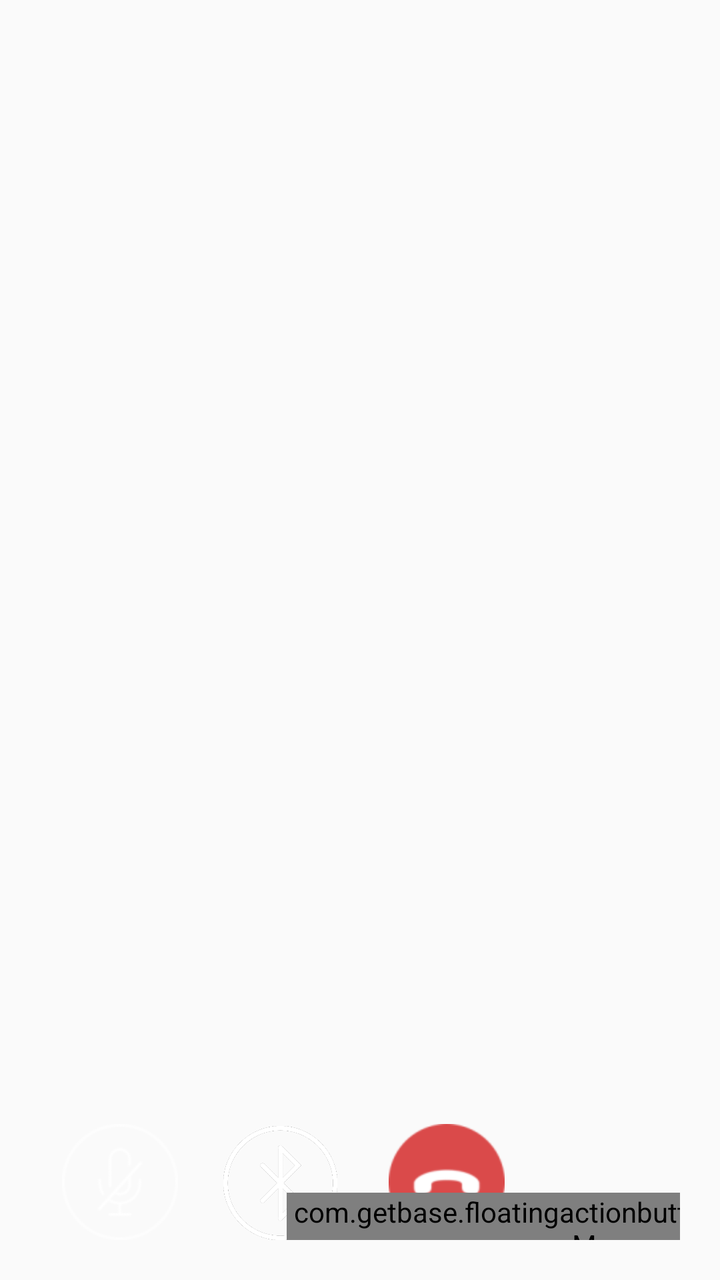
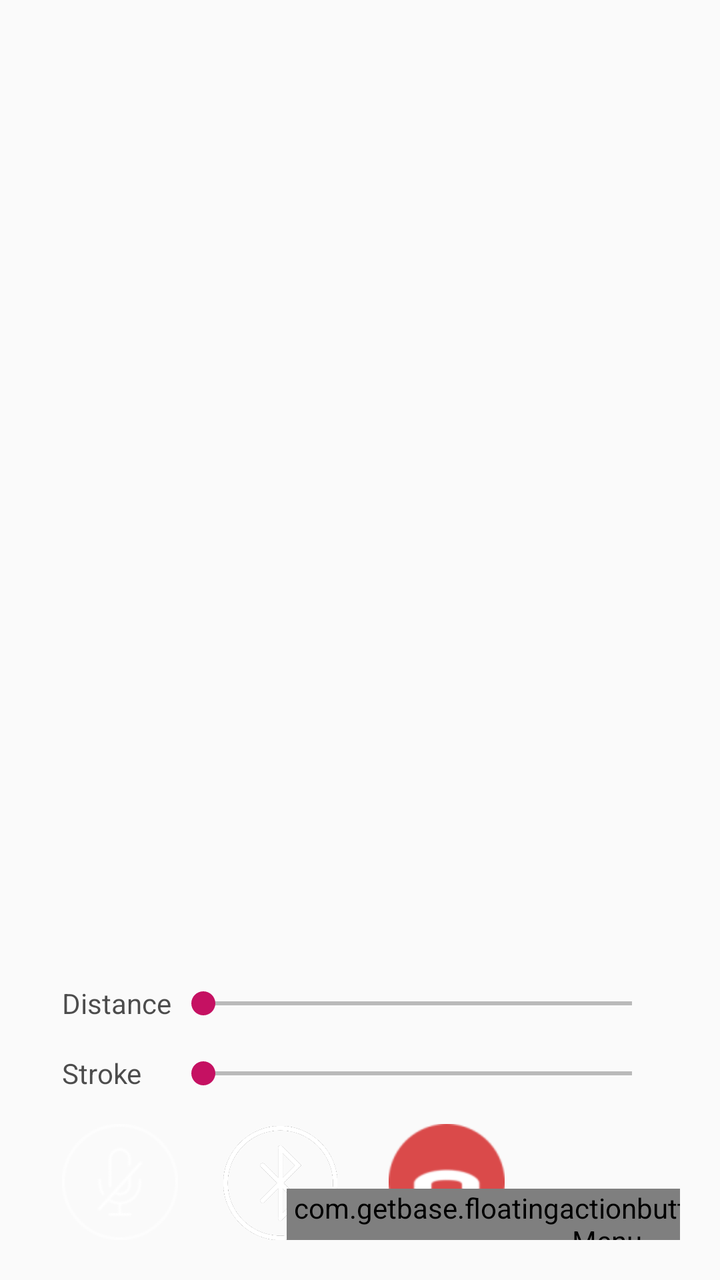

Before-and-after screenshots of an Android layout around one commit, followed by the original layout XML and the change that was made.
<!-- AndroidManifest.xml: another module's application theme AppTheme -->
<!-- res/layout/wr_fragment_room_control_single.xml -->
<?xml version="1.0" encoding="utf-8"?>
<androidx.constraintlayout.widget.ConstraintLayout xmlns:android="http://schemas.android.com/apk/res/android"
    xmlns:tools="http://schemas.android.com/tools"
    android:layout_width="match_parent"
    android:layout_height="match_parent"
    xmlns:fab="http://schemas.android.com/apk/res-auto"
    android:gravity="bottom"
    android:padding="20dp">

    

    

    <ImageView
        android:id="@+id/wr_switch_mute"
        android:layout_width="wrap_content"
        android:layout_height="wrap_content"
        android:layout_alignParentStart="true"
        android:layout_alignParentLeft="true"
        android:src="@drawable/webrtc_btn_voice_mute"
        android:drawablePadding="5dp"
        android:gravity="center_horizontal"
        android:textColor="@android:color/white"
        android:textSize="@dimen/wr_control_text_size"
        fab:layout_constraintBottom_toBottomOf="parent"
        fab:layout_constraintEnd_toStartOf="@+id/guideline"
        fab:layout_constraintStart_toStartOf="parent" />

    <ImageView
        android:id="@+id/wr_switch_bluetooth"
        android:layout_width="57dp"
        android:layout_height="57dp"
        android:layout_alignParentStart="true"
        android:layout_alignParentLeft="true"
        android:gravity="center_horizontal"
        android:scaleType="fitCenter"
        android:src="@drawable/bluetooth_circle_round_default"
        fab:layout_constraintBottom_toBottomOf="parent"
        fab:layout_constraintEnd_toStartOf="@+id/guideline3"
        fab:layout_constraintStart_toStartOf="@+id/guideline" />

    <ImageView
        android:id="@+id/wr_switch_hang_up"
        android:layout_width="wrap_content"
        android:layout_height="wrap_content"
        android:layout_centerHorizontal="true"
        android:src="@drawable/webrtc_cancel"
        android:drawablePadding="5dp"
        android:gravity="center_horizontal"
        android:textColor="@android:color/white"
        android:textSize="@dimen/wr_control_text_size"
        fab:layout_constraintBottom_toBottomOf="parent"
        fab:layout_constraintEnd_toStartOf="@+id/guideline2"
        fab:layout_constraintStart_toStartOf="@+id/guideline3" />














    <com.getbase.floatingactionbutton.FloatingActionsMenu
        android:id="@+id/famSetting"
        android:layout_width="wrap_content"
        android:layout_height="wrap_content"
        android:layout_alignParentEnd="true"
        android:layout_alignParentRight="true"
        android:layout_alignParentBottom="true"
        android:layout_marginBottom="-12dp"
        fab:fab_addButtonColorNormal="@color/white"
        fab:fab_addButtonColorPressed="@color/white_pressed"
        fab:fab_addButtonPlusIconColor="@color/half_black"
        fab:fab_labelStyle="@style/menu_labels_style"
        fab:layout_constraintBottom_toBottomOf="parent"
        fab:layout_constraintEnd_toEndOf="parent"
        fab:layout_constraintStart_toStartOf="@+id/guideline2">

        <com.getbase.floatingactionbutton.FloatingActionButton
            android:id="@+id/faColorPicker"
            android:layout_width="wrap_content"
            android:layout_height="wrap_content"
            fab:fab_colorNormal="@color/white"
            fab:fab_colorPressed="@color/white_pressed1"
            fab:fab_icon="@drawable/color_picker" />

        <com.getbase.floatingactionbutton.FloatingActionButton
            android:id="@+id/faClearDraw"
            android:layout_width="wrap_content"
            android:layout_height="wrap_content"
            fab:fab_colorNormal="@color/white"
            fab:fab_colorPressed="@color/white_pressed1"
            fab:fab_icon="@drawable/trash_bin" />

    </com.getbase.floatingactionbutton.FloatingActionsMenu>












    <androidx.constraintlayout.widget.Guideline
        android:id="@+id/guideline"
        android:layout_width="wrap_content"
        android:layout_height="wrap_content"
        android:orientation="vertical"
        fab:layout_constraintGuide_percent="0.25" />

    <androidx.constraintlayout.widget.Guideline
        android:id="@+id/guideline2"
        android:layout_width="wrap_content"
        android:layout_height="wrap_content"
        android:orientation="vertical"
        fab:layout_constraintGuide_percent="0.7712895" />

    <androidx.constraintlayout.widget.Guideline
        android:id="@+id/guideline3"
        android:layout_width="wrap_content"
        android:layout_height="wrap_content"
        android:orientation="vertical"
        fab:layout_constraintGuide_percent="0.5" />

    













</androidx.constraintlayout.widget.ConstraintLayout>
<!-- resources referenced by this layout -->
<resources>
  <color name="half_black">#808080</color>
  <color name="white">#fafafa</color>
  <color name="white_pressed">#f1f1f1</color>
  <color name="white_pressed1">#BCBCBC</color>
  <dimen name="wr_control_text_size">16sp</dimen>
  <!-- drawable bluetooth_circle_round_default: png bitmap (drawable, 9611 bytes) -->
  <!-- drawable color_picker: png bitmap (drawable, 22712 bytes) -->
  <!-- drawable trash_bin: png bitmap (drawable, 3423 bytes) -->
  <!-- drawable webrtc_btn_voice_mute (drawable) -->
  <?xml version="1.0" encoding="utf-8"?>
  <selector xmlns:android="http://schemas.android.com/apk/res/android">
      <item android:drawable="@drawable/webrtc_mute_default_click" android:state_enabled="false" />
      <item android:drawable="@drawable/webrtc_mute_default" android:state_pressed="false" />
      <item android:drawable="@drawable/webrtc_mute_default_click" android:state_pressed="true" />
      <item android:drawable="@drawable/webrtc_mute_default_click" android:state_checked="true" />
      <item android:drawable="@drawable/webrtc_mute_default_click" android:state_checked="true" />
      <item android:drawable="@drawable/webrtc_mute_default" />
  </selector>
  <!-- drawable webrtc_cancel: png bitmap (drawable-hdpi, 2029 bytes) -->
  <style name="menu_labels_style">
          <item name="android:background">@drawable/fab_label_background</item>
          <item name="android:textColor">@color/white</item>
      </style>
  <style name="AppTheme" parent="Theme.AppCompat.Light.DarkActionBar">
          <item name="colorPrimary">@color/colorPrimary</item>
          <item name="colorPrimaryDark">@color/colorPrimaryDark</item>
          <item name="colorAccent">@color/colorAccent</item>
      </style>
  <!-- drawable webrtc_mute_default_click: png bitmap (drawable-hdpi, 2281 bytes) -->
  <!-- drawable webrtc_mute_default: png bitmap (drawable-hdpi, 2744 bytes) -->
  <!-- drawable fab_label_background (drawable) -->
  <?xml version="1.0" encoding="utf-8"?>
  <shape xmlns:android="http://schemas.android.com/apk/res/android">
      <solid android:color="@color/black_semi_transparent"/>
      <padding
          android:left="16dp"
          android:top="4dp"
          android:right="16dp"
          android:bottom="4dp"/>
      <corners
          android:radius="2dp"/>
  </shape>
  <color name="colorPrimary">#009f9d</color>
  <color name="colorPrimaryDark">#008584</color>
  <color name="colorAccent">#3498db</color>
  <color name="black_semi_transparent">#B2000000</color>
</resources>

<!-- the commit's change to res/layout/wr_fragment_room_control_single.xml (unified diff, before → after) -->
@@ -66,6 +66,84 @@
 
 
 
+
+
+
+
+
+
+
+
+
+
+
+
+
+    <androidx.constraintlayout.widget.Guideline
+        android:id="@+id/guideline"
+        android:layout_width="wrap_content"
+        android:layout_height="wrap_content"
+        android:orientation="vertical"
+        fab:layout_constraintGuide_percent="0.25" />
+
+    <androidx.constraintlayout.widget.Guideline
+        android:id="@+id/guideline2"
+        android:layout_width="wrap_content"
+        android:layout_height="wrap_content"
+        android:orientation="vertical"
+        fab:layout_constraintGuide_percent="0.7712895" />
+
+    <androidx.constraintlayout.widget.Guideline
+        android:id="@+id/guideline3"
+        android:layout_width="wrap_content"
+        android:layout_height="wrap_content"
+        android:orientation="vertical"
+        fab:layout_constraintGuide_percent="0.5" />
+
+    <SeekBar
+        android:id="@+id/seekBarStroke"
+        android:layout_width="0dp"
+        android:layout_height="wrap_content"
+        android:layout_marginEnd="8dp"
+        style="@style/MySeekBar"
+        android:max="100"
+        fab:layout_constraintBottom_toBottomOf="@+id/textViewStroke"
+        fab:layout_constraintEnd_toEndOf="parent"
+        fab:layout_constraintStart_toStartOf="@+id/seekBarDistance"
+        fab:layout_constraintTop_toTopOf="@+id/textViewStroke" />
+
+    <SeekBar
+        android:id="@+id/seekBarDistance"
+        android:layout_width="0dp"
+        android:layout_height="wrap_content"
+        android:layout_marginEnd="8dp"
+        style="@style/MySeekBar"
+        android:max="100"
+        fab:layout_constraintBottom_toBottomOf="@+id/textViewDistance"
+        fab:layout_constraintEnd_toEndOf="parent"
+        fab:layout_constraintStart_toEndOf="@+id/textViewDistance"
+        fab:layout_constraintTop_toTopOf="@+id/textViewDistance" />
+
+    <TextView
+        android:id="@+id/textViewStroke"
+        android:layout_width="wrap_content"
+        android:layout_height="wrap_content"
+        android:layout_marginBottom="16dp"
+        android:text="Stroke"
+        android:textColor="@color/black_semi_transparent"
+        fab:layout_constraintBottom_toTopOf="@+id/wr_switch_mute"
+        fab:layout_constraintStart_toStartOf="@+id/wr_switch_mute" />
+
+    <TextView
+        android:id="@+id/textViewDistance"
+        android:layout_width="wrap_content"
+        android:layout_height="wrap_content"
+        android:layout_marginBottom="16dp"
+        android:text="Distance"
+        android:textColor="@color/black_semi_transparent"
+        fab:layout_constraintBottom_toTopOf="@+id/textViewStroke"
+        fab:layout_constraintStart_toStartOf="@+id/textViewStroke" />
+
     <com.getbase.floatingactionbutton.FloatingActionsMenu
         android:id="@+id/famSetting"
         android:layout_width="wrap_content"
@@ -73,7 +151,7 @@
         android:layout_alignParentEnd="true"
         android:layout_alignParentRight="true"
         android:layout_alignParentBottom="true"
-        android:layout_marginBottom="-12dp"
+        android:layout_marginBottom="-10dp"
         fab:fab_addButtonColorNormal="@color/white"
         fab:fab_addButtonColorPressed="@color/white_pressed"
         fab:fab_addButtonPlusIconColor="@color/half_black"
@@ -91,6 +169,14 @@
             fab:fab_icon="@drawable/color_picker" />
 
         <com.getbase.floatingactionbutton.FloatingActionButton
+            android:id="@+id/faSettingDraw"
+            android:layout_width="wrap_content"
+            android:layout_height="wrap_content"
+            fab:fab_colorNormal="@color/white"
+            fab:fab_colorPressed="@color/white_pressed1"
+            fab:fab_icon="@drawable/ic_baseline_settings_24" />
+
+        <com.getbase.floatingactionbutton.FloatingActionButton
             android:id="@+id/faClearDraw"
             android:layout_width="wrap_content"
             android:layout_height="wrap_content"
@@ -99,39 +185,6 @@
             fab:fab_icon="@drawable/trash_bin" />
 
     </com.getbase.floatingactionbutton.FloatingActionsMenu>
-
-
-
-
-
-
-
-
-
-
-
-
-    <androidx.constraintlayout.widget.Guideline
-        android:id="@+id/guideline"
-        android:layout_width="wrap_content"
-        android:layout_height="wrap_content"
-        android:orientation="vertical"
-        fab:layout_constraintGuide_percent="0.25" />
-
-    <androidx.constraintlayout.widget.Guideline
-        android:id="@+id/guideline2"
-        android:layout_width="wrap_content"
-        android:layout_height="wrap_content"
-        android:orientation="vertical"
-        fab:layout_constraintGuide_percent="0.7712895" />
-
-    <androidx.constraintlayout.widget.Guideline
-        android:id="@+id/guideline3"
-        android:layout_width="wrap_content"
-        android:layout_height="wrap_content"
-        android:orientation="vertical"
-        fab:layout_constraintGuide_percent="0.5" />
-
     
 
 
<!-- resource entries referenced after the edit -->
@@ -7,6 +7,17 @@
   <dimen name="wr_control_text_size">16sp</dimen>
   <!-- drawable bluetooth_circle_round_default: png bitmap (drawable, 9611 bytes) -->
   <!-- drawable color_picker: png bitmap (drawable, 22712 bytes) -->
+  <!-- drawable ic_baseline_settings_24 (drawable) -->
+  <vector xmlns:android="http://schemas.android.com/apk/res/android"
+      android:width="24dp"
+      android:height="24dp"
+      android:viewportWidth="24"
+      android:viewportHeight="24"
+      android:tint="?attr/colorControlNormal">
+    <path
+        android:fillColor="@android:color/black"
+        android:pathData="M19.14,12.94c0.04,-0.3 0.06,-0.61 0.06,-0.94c0,-0.32 -0.02,-0.64 -0.07,-0.94l2.03,-1.58c0.18,-0.14 0.23,-0.41 0.12,-0.61l-1.92,-3.32c-0.12,-0.22 -0.37,-0.29 -0.59,-0.22l-2.39,0.96c-0.5,-0.38 -1.03,-0.7 -1.62,-0.94L14.4,2.81c-0.04,-0.24 -0.24,-0.41 -0.48,-0.41h-3.84c-0.24,0 -0.43,0.17 -0.47,0.41L9.25,5.35C8.66,5.59 8.12,5.92 7.63,6.29L5.24,5.33c-0.22,-0.08 -0.47,0 -0.59,0.22L2.74,8.87C2.62,9.08 2.66,9.34 2.86,9.48l2.03,1.58C4.84,11.36 4.8,11.69 4.8,12s0.02,0.64 0.07,0.94l-2.03,1.58c-0.18,0.14 -0.23,0.41 -0.12,0.61l1.92,3.32c0.12,0.22 0.37,0.29 0.59,0.22l2.39,-0.96c0.5,0.38 1.03,0.7 1.62,0.94l0.36,2.54c0.05,0.24 0.24,0.41 0.48,0.41h3.84c0.24,0 0.44,-0.17 0.47,-0.41l0.36,-2.54c0.59,-0.24 1.13,-0.56 1.62,-0.94l2.39,0.96c0.22,0.08 0.47,0 0.59,-0.22l1.92,-3.32c0.12,-0.22 0.07,-0.47 -0.12,-0.61L19.14,12.94zM12,15.6c-1.98,0 -3.6,-1.62 -3.6,-3.6s1.62,-3.6 3.6,-3.6s3.6,1.62 3.6,3.6S13.98,15.6 12,15.6z"/>
+  </vector>
   <!-- drawable trash_bin: png bitmap (drawable, 3423 bytes) -->
   <!-- drawable webrtc_btn_voice_mute (drawable) -->
   <?xml version="1.0" encoding="utf-8"?>
@@ -19,6 +30,11 @@
       <item android:drawable="@drawable/webrtc_mute_default" />
   </selector>
   <!-- drawable webrtc_cancel: png bitmap (drawable-hdpi, 2029 bytes) -->
+  <style name="MySeekBar" parent="Widget.AppCompat.SeekBar">
+          <item name="android:progressBackgroundTint">#000000</item>
+          <item name="android:progressTint">#388e3c</item>
+          <item name="android:thumbTint">#c51162</item>
+      </style>
   <style name="menu_labels_style">
           <item name="android:background">@drawable/fab_label_background</item>
           <item name="android:textColor">@color/white</item>
